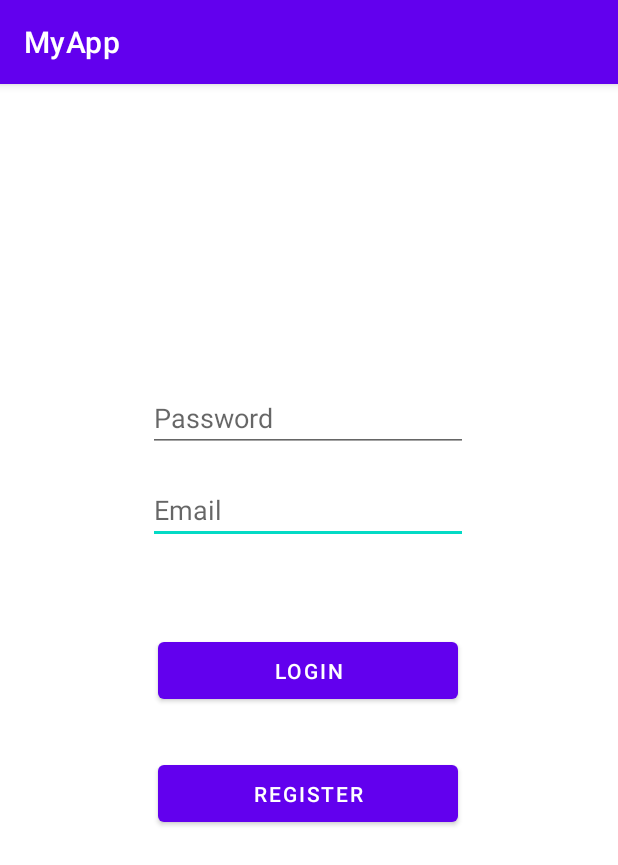
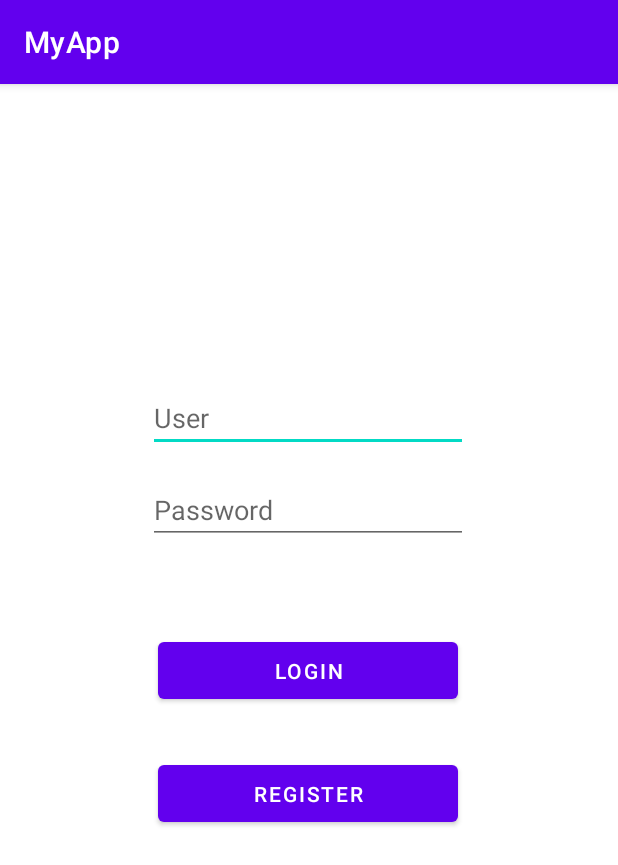
Before and after one commit to wenjiejin01/AplicacionMovil, an Android app: the screen it shows after launch (MainActivity), on a phone screen of 412 x 824 dp. Shown: the top 865 px of the screen. Run offline under Robolectric (Android 15) with nearby library versions, the phone set to English and light mode, and no system bars.

Commit message:
LOGIN Y REGISTRO
Practicamente acabada la parte de Login y Registro, bastante falseada con ifs, si da tiempo mas adelante la podemos hacer con la base de datos

```diff
--- a/APP/app/src/main/AndroidManifest.xml
+++ b/APP/app/src/main/AndroidManifest.xml
@@ -9,9 +9,10 @@
         android:roundIcon="@mipmap/ic_launcher_round"
         android:supportsRtl="true"
         android:theme="@style/Theme.MyApp">
+        <activity android:name=".registerActivity"></activity>
         <activity
             android:name=".pantallaGeneral"
-            android:label="@string/title_activity_pantalla_general"></activity>
+            android:label="@string/title_activity_pantalla_general" />
         <activity android:name=".MainActivity">
             <intent-filter>
                 <action android:name="android.intent.action.MAIN" />
--- a/APP/app/src/main/java/chf/upf/myapp/MainActivity.kt
+++ b/APP/app/src/main/java/chf/upf/myapp/MainActivity.kt
@@ -1,11 +1,52 @@
 package chf.upf.myapp
 
+import android.content.Intent
 import androidx.appcompat.app.AppCompatActivity
 import android.os.Bundle
+import android.widget.Button
+import android.widget.EditText
+import android.widget.Toast
+
 
 class MainActivity : AppCompatActivity() {
     override fun onCreate(savedInstanceState: Bundle?) {
         super.onCreate(savedInstanceState)
         setContentView(R.layout.activity_main)
+
+
+        val userInputField = findViewById<EditText>(R.id.userText)
+        val passwordInputField = findViewById<EditText>(R.id.passwordText)
+
+        // Variables para falsear el inicio de sesion
+        val username = "aplicacion"
+        val password = "contraseña"
+
+        val lButton = findViewById<Button>(R.id.loginButton)
+
+
+        lButton.setOnClickListener {
+            if (userInputField.text.toString().equals(username)){
+                if (passwordInputField.text.toString().equals(password)){
+                    val intentLogin = Intent(this, pantallaGeneral::class.java).apply {}
+                    startActivity(intentLogin)
+                }else {
+                    Toast.makeText(this, "El usuario o la contraseña son incorrectas", Toast.LENGTH_SHORT).show()
+                }
+            } else{
+                Toast.makeText(this, "El usuario o la contraseña son incorrectas", Toast.LENGTH_SHORT).show()
+            }
+        }
+
+        val rButton = findViewById<Button>(R.id.registerButton)
+        rButton.setOnClickListener {
+            val intentRegister = Intent(this, registerActivity::class.java).apply {}
+            startActivity(intentRegister)
+        }
+
+
+
+
+
     }
+
 }
--- a/APP/app/src/main/res/layout/activity_main.xml
+++ b/APP/app/src/main/res/layout/activity_main.xml
@@ -18,43 +18,43 @@
         app:layout_constraintVertical_bias="0.383">
 
         <EditText
-            android:id="@+id/editTextTextPersonName2"
+            android:id="@+id/userText"
+            android:layout_width="wrap_content"
+            android:layout_height="wrap_content"
+            android:layout_marginTop="32dp"
+            android:ems="10"
+            android:hint="User"
+            android:inputType="text"
+            app:layout_constraintEnd_toEndOf="parent"
+            app:layout_constraintStart_toStartOf="parent"
+            app:layout_constraintTop_toTopOf="parent" />
+
+        <EditText
+            android:id="@+id/passwordText"
             android:layout_width="wrap_content"
             android:layout_height="wrap_content"
             android:layout_marginTop="16dp"
             android:ems="10"
-            android:hint="Email"
-            android:inputType="textPersonName"
-            app:layout_constraintBottom_toTopOf="@+id/button"
+            android:hint="Password"
+            android:inputType="text"
+            app:layout_constraintBottom_toTopOf="@+id/loginButton"
             app:layout_constraintEnd_toEndOf="parent"
             app:layout_constraintStart_toStartOf="parent"
-            app:layout_constraintTop_toBottomOf="@+id/editTextTextPersonName"
+            app:layout_constraintTop_toBottomOf="@+id/userText"
             app:layout_constraintVertical_bias="0.242" />
 
-        <EditText
-            android:id="@+id/editTextTextPersonName"
-            android:layout_width="wrap_content"
-            android:layout_height="wrap_content"
-            android:layout_marginTop="32dp"
-            android:ems="10"
-            android:hint="Password"
-            android:inputType="textPersonName"
-            app:layout_constraintEnd_toEndOf="parent"
-            app:layout_constraintStart_toStartOf="parent"
-            app:layout_constraintTop_toTopOf="parent" />
-
         <Button
-            android:id="@+id/button"
+            android:id="@+id/loginButton"
             android:layout_width="200dp"
             android:layout_height="50dp"
             android:layout_marginTop="59dp"
             android:text="LOGIN"
             app:layout_constraintEnd_toEndOf="parent"
             app:layout_constraintStart_toStartOf="parent"
-            app:layout_constraintTop_toBottomOf="@+id/editTextTextPersonName2" />
+            app:layout_constraintTop_toBottomOf="@+id/passwordText" />
 
         <Button
-            android:id="@+id/button2"
+            android:id="@+id/registerButton"
             android:layout_width="200dp"
             android:layout_height="50dp"
             android:layout_marginTop="32dp"
@@ -62,7 +62,7 @@
             app:layout_constraintBottom_toBottomOf="parent"
             app:layout_constraintEnd_toEndOf="parent"
             app:layout_constraintStart_toStartOf="parent"
-            app:layout_constraintTop_toBottomOf="@+id/button" />
+            app:layout_constraintTop_toBottomOf="@+id/loginButton" />
 
     </androidx.constraintlayout.widget.ConstraintLayout>
 
```
Also changed, not shown: APP/app/src/main/java/chf/upf/myapp/registerActivity.kt (added, +11 -0 lines), APP/app/src/main/res/layout/activity_register.xml (added, +18 -0 lines).
